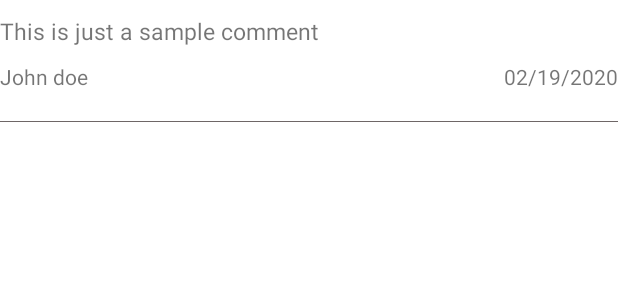
After one commit to xmantra23/UniversityBazaar, an Android app: the layout item_comment.xml on its own in the app's theme, with its tools: preview values and no code run, on a phone screen of 412 x 824 dp. The commit adds this screen. Shown: the top 300 px of the screen. Run offline under Robolectric (Android 15) with nearby library versions, the phone set to English and light mode, and no system bars; Roboto replaces fonts that are not available here.

Commit message:
Finished Comment Recycler View.

```diff
--- /dev/null
+++ b/app/src/main/java/org/samir/universitybazaar/Constants.java
@@ -0,0 +1,5 @@
+package org.samir.universitybazaar;
+
+public class Constants {
+    public static final String POST_ID = "post_id";
+}
--- /dev/null
+++ b/app/src/main/res/layout/item_comment.xml
@@ -0,0 +1,41 @@
+<?xml version="1.0" encoding="utf-8"?>
+<RelativeLayout xmlns:android="http://schemas.android.com/apk/res/android"
+    android:layout_width="match_parent" android:layout_height="wrap_content"
+    android:layout_marginTop="10dp">
+
+    <TextView
+        android:layout_width="match_parent"
+        android:layout_height="wrap_content"
+        android:id="@+id/txtComment"
+        android:textSize="15sp"
+        android:text="This is just a sample comment"/>
+
+    <RelativeLayout
+        android:layout_width="match_parent"
+        android:layout_height="wrap_content"
+        android:id="@+id/cmtFooterRelLayout"
+        android:layout_below="@+id/txtComment"
+        android:layout_marginTop="10dp">
+
+        <TextView
+            android:layout_width="wrap_content"
+            android:layout_height="wrap_content"
+            android:id="@+id/txtUserName"
+            android:text="John doe"/>
+
+        <TextView
+            android:layout_width="wrap_content"
+            android:layout_height="wrap_content"
+            android:id="@+id/txtCommentDate"
+            android:text="02/19/2020"
+            android:layout_alignParentEnd="true"/>
+    </RelativeLayout>
+
+    <View android:background="#6E6666"
+        android:layout_width = "match_parent"
+        android:layout_height="0.5dp"
+        android:id="@+id/line1"
+        android:layout_below="@id/cmtFooterRelLayout"
+        android:layout_marginTop="20dp"/>
+
+</RelativeLayout>
```
Also changed, not shown: app/src/main/java/org/samir/universitybazaar/Adapter/CommentAdapter.java (added, +67 -0 lines), app/src/main/java/org/samir/universitybazaar/Adapter/MyPostAdapter.java (+6 -1 lines), app/src/main/java/org/samir/universitybazaar/Database/DatabaseHelper.java (+58 -0 lines), app/src/main/java/org/samir/universitybazaar/Models/Comment.java (added, +71 -0 lines), app/src/main/java/org/samir/universitybazaar/PostActivity.java (+79 -0 lines), app/src/main/res/layout/activity_post.xml (+8 -2 lines).
